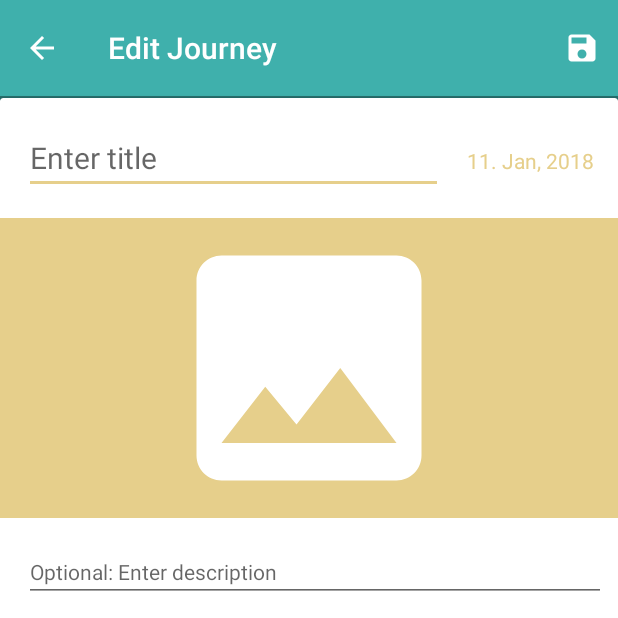
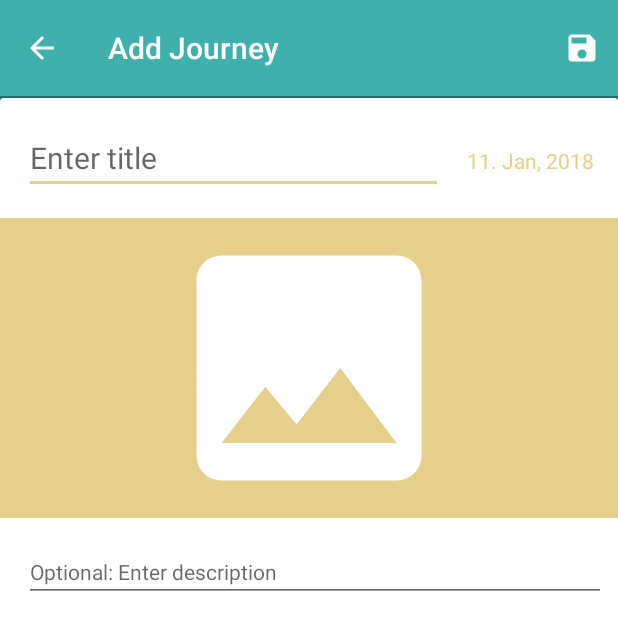
Before and after one commit to adarean5/EMP-Seminarska-Oddaja, an Android app: the EditJourneyActivity screen opened directly, with no data from a screen before it, after a tap on "SAVE", on a phone screen of 412 x 824 dp, the top half of it. Run offline under Robolectric (Android 15) with nearby library versions, the phone set to English and light mode, and no system bars.

Commit message:
Last minute bugfix.

```diff
--- a/app/src/main/java/a/traveller/asd/EditJourneyActivity.java
+++ b/app/src/main/java/a/traveller/asd/EditJourneyActivity.java
@@ -22,6 +22,7 @@ import android.view.View;
 import android.widget.EditText;
 import android.widget.ImageButton;
 import android.widget.ImageView;
+import android.widget.LinearLayout;
 import android.widget.TextView;
 import android.widget.Toast;
 
@@ -43,8 +44,8 @@ public class EditJourneyActivity extends AppCompatActivity {
     private final DateFormat DATE_FORMAT = new SimpleDateFormat("dd. MMM, YYYY");
 
     private boolean imagePicked = false;
-    private int editCardPosition = -1200;
-    private String originalJourneyName = null;
+    private int editCardPosition;
+    private boolean editMode =false;
 
     EditText editTitle;
     EditText editDesc;
@@ -61,6 +62,7 @@ public class EditJourneyActivity extends AppCompatActivity {
     ArrayList<String> imageFilePaths = new ArrayList<String>();
     LocationRequest locationRequest;
     private FusedLocationProviderClient mFusedLocationClient;
+    LinearLayout linearLayout;
 
 
     @Override
@@ -75,7 +77,7 @@ public class EditJourneyActivity extends AppCompatActivity {
         toolbar = (android.support.v7.widget.Toolbar) findViewById(R.id.toolbarSave);
         if(toolbar != null) {
             setSupportActionBar(toolbar);
-            getSupportActionBar().setTitle("Edit Journey");
+            getSupportActionBar().setTitle("Add Journey");
             getSupportActionBar().setHomeButtonEnabled(true);
             getSupportActionBar().setDisplayHomeAsUpEnabled(true);
         }
@@ -86,11 +88,17 @@ public class EditJourneyActivity extends AppCompatActivity {
         editDesc = (EditText) findViewById(R.id.imageCardDesc);
         dateText = (TextView) findViewById(R.id.imageCardDate);
         coverImage = (ImageView) findViewById(R.id.editCardCover);
+        linearLayout = (LinearLayout) findViewById(R.id.linearLayout2);
+
+        pickFromCamera = (ImageButton) findViewById(R.id.buttonEditCamera);
+        pickFromGallery = (ImageButton) findViewById(R.id.buttonEditGallery);
 
         Intent intent = getIntent();
         if (intent != null) {
             Bundle bundle = intent.getExtras();
             if (bundle != null){
+                editMode = true;
+                getSupportActionBar().setTitle("Edit Journey");
                 editTitle.setText(bundle.getString("journeyTitle"));
                 editDesc.setText(bundle.getString("journeyDescription"));
                 dateText.setText(bundle.getString("dateText"));
@@ -98,12 +106,9 @@ public class EditJourneyActivity extends AppCompatActivity {
                 coverImage.setScaleType(ImageView.ScaleType.CENTER_CROP);
                 imagePicked = true;
                 editCardPosition = bundle.getInt("position");
+                linearLayout.setVisibility(View.GONE);
             }
-        }
-
-        pickFromCamera = (ImageButton) findViewById(R.id.buttonEditCamera);
-        pickFromGallery = (ImageButton) findViewById(R.id.buttonEditGallery);
-
+            else {
                 String currentDate = DATE_FORMAT.format(new Date());
                 dateText.setText(currentDate);
 
@@ -148,8 +153,8 @@ public class EditJourneyActivity extends AppCompatActivity {
                         ImagePickHandler.checkGalleryPermissions(EditJourneyActivity.this);
                     }
                 });
-
-
+            }
+        }
     }
 
     @Override
@@ -163,7 +168,7 @@ public class EditJourneyActivity extends AppCompatActivity {
     public boolean onOptionsItemSelected(MenuItem item) {
         int id = item.getItemId();
         if (id == R.id.save){
-            if (editCardPosition == -1200){
+            if (!editMode){
                 if (editTitle.getText().toString().equals("")){
                     Toast.makeText(getBaseContext(),"Please enter a title", Toast.LENGTH_SHORT).show();
                     return false;
@@ -203,7 +208,6 @@ public class EditJourneyActivity extends AppCompatActivity {
                 Bundle bundle = new Bundle();
                 bundle.putString("Edit.editTitle", editTitle.getText().toString());
                 bundle.putString("Edit.editDesc", editDesc.getText().toString());
-                bundle.putStringArrayList("Edit.imageFilePaths", imageFilePaths);
                 bundle.putInt("Edit.position", editCardPosition);
 
                 returnIntent.putExtras(bundle);
--- a/app/src/main/java/a/traveller/asd/RVAdapter.java
+++ b/app/src/main/java/a/traveller/asd/RVAdapter.java
@@ -1,5 +1,6 @@
 package a.traveller.asd;
 
+import android.app.Activity;
 import android.content.Intent;
 import android.graphics.BitmapFactory;
 import android.os.Bundle;
@@ -63,6 +64,7 @@ public class RVAdapter extends RecyclerView.Adapter<RVAdapter.CardViewHolder> {
     }
 
     List<MainJourneyCard> mainJourneyCards;
+    private static int EDIT_REQUEST = 8001;
     //BitmapDecoder decoder;
 
     RVAdapter(List<MainJourneyCard> mainJourneyCards){
@@ -142,7 +144,7 @@ public class RVAdapter extends RecyclerView.Adapter<RVAdapter.CardViewHolder> {
                 //String parent = mainJourneyCards.get(position).getParentImageFolder();
                 //bundle.putString("parentImageFolder", mainJourneyCards.get(position).getParentImageFolder());
                 intent.putExtras(bundle);
-                view.getContext().startActivity(intent);
+                ((Activity) view.getContext()).startActivityForResult(intent, EDIT_REQUEST);
             }
         });
 
```
Also changed, not shown: app/src/main/java/a/traveller/asd/MainActivity.java (+8 -31 lines). Lines whose indentation alone changed are shown as unchanged.
